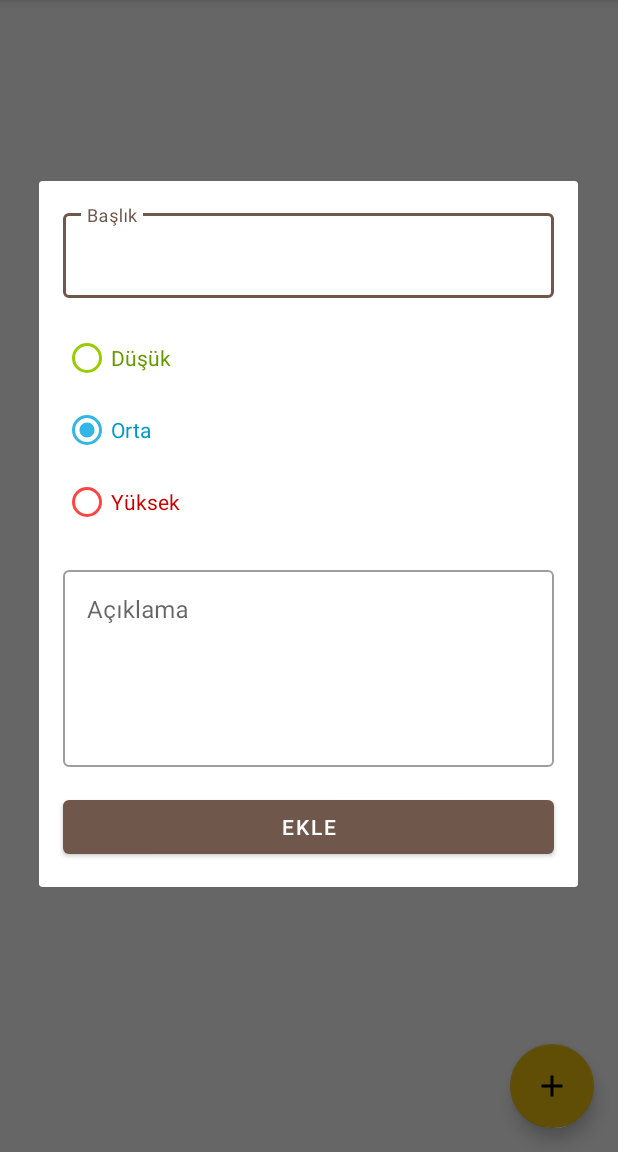
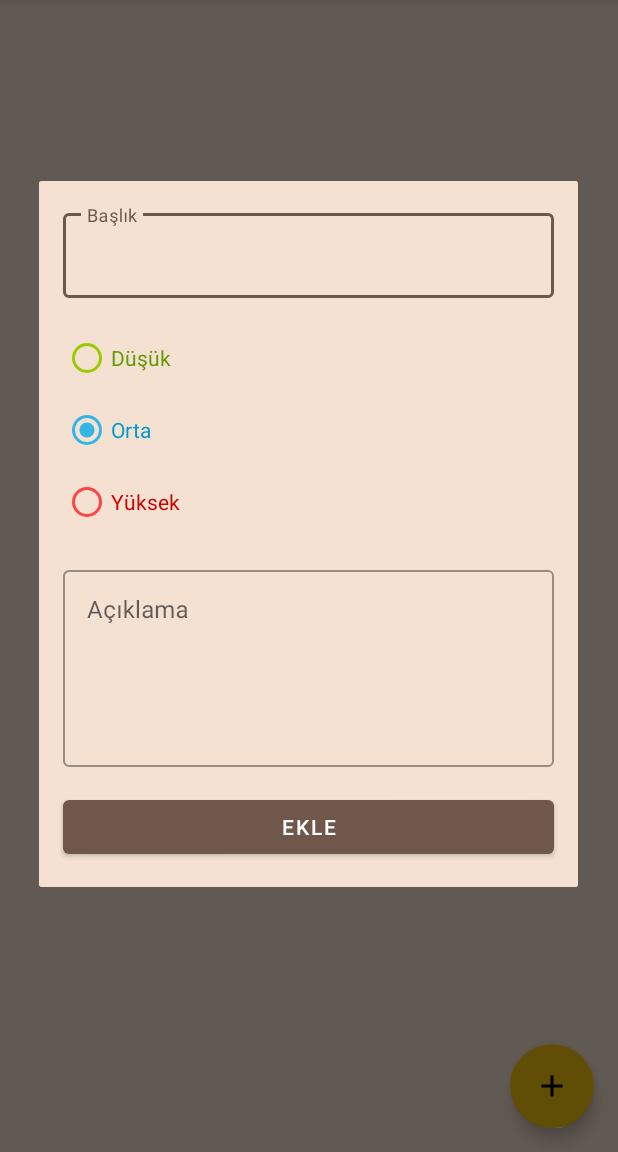
Before and after one commit to rusenolcay/Challenge2, an Android app: the screen it shows after launch (MainActivity), after a tap on an icon or button, on a phone screen of 412 x 824 dp, the part 84-1236 px from its top. Run offline under Robolectric (Android 15) with nearby library versions, the phone set to English and light mode, and no system bars.

Commit message:
yeni renk eklendi

```diff
--- a/app/src/main/res/layout/dialog_add_note.xml
+++ b/app/src/main/res/layout/dialog_add_note.xml
@@ -2,6 +2,7 @@
 <androidx.constraintlayout.widget.ConstraintLayout xmlns:android="http://schemas.android.com/apk/res/android"
     xmlns:app="http://schemas.android.com/apk/res-auto"
     xmlns:tools="http://schemas.android.com/tools"
+    android:background="@color/beige"
     android:layout_width="match_parent"
     android:layout_height="wrap_content">
 
--- a/app/src/main/res/layout/fragment_notes.xml
+++ b/app/src/main/res/layout/fragment_notes.xml
@@ -3,7 +3,8 @@
     xmlns:app="http://schemas.android.com/apk/res-auto"
     xmlns:tools="http://schemas.android.com/tools"
     android:layout_width="match_parent"
-    android:layout_height="match_parent">
+    android:layout_height="match_parent"
+    android:background="@color/beige">
 
     <androidx.recyclerview.widget.RecyclerView
         android:id="@+id/recyclerView"
--- a/app/src/main/res/values/colors.xml
+++ b/app/src/main/res/values/colors.xml
@@ -7,4 +7,5 @@
     <color name="yellow_700">#F1C40F</color>
     <color name="black">#FF000000</color>
     <color name="white">#FFFFFFFF</color>
+    <color name="beige">#f4e1d2</color>
 </resources>
```
